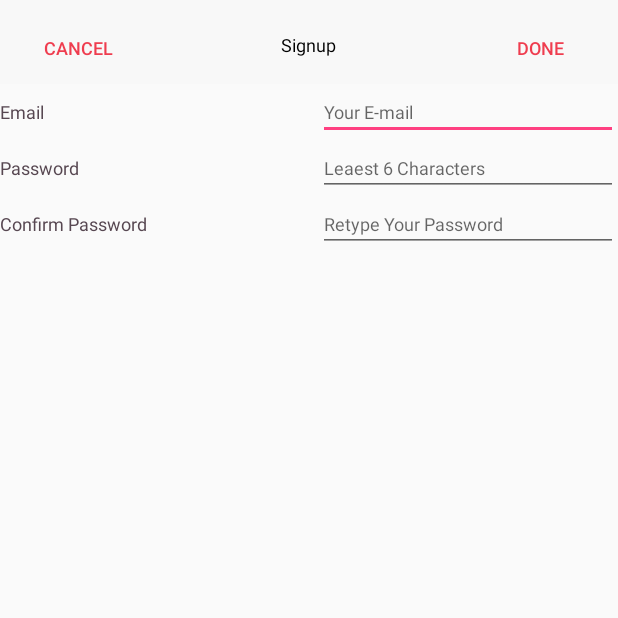
After one commit to KeithChien/GameLogin, an Android app: the SinginActivity screen opened directly, with no data from a screen before it, on a phone screen of 412 x 824 dp, the top half of it. The commit adds this screen. Run offline under Robolectric (Android 15) with nearby library versions, the phone set to English and light mode, and no system bars; our stand-ins replace Firebase (no records; nobody signed in at launch, a user with empty details on screens opened directly).

Commit message:
Rejected commit: Default

```diff
--- a/app/src/main/AndroidManifest.xml
+++ b/app/src/main/AndroidManifest.xml
@@ -25,7 +25,9 @@
         <meta-data
             android:name="com.google.android.gms.version"
             android:value="@integer/google_play_services_version" />
-        <activity android:name=".MainActivity"></activity>
+        <activity android:name=".MainActivity" />
+        <activity android:name=".EmailLoginActivity"/>
+        <activity android:name=".SinginActivity"/>
 
     </application>
 
--- a/app/src/main/java/com/example/user/gamelogin/MainActivity.java
+++ b/app/src/main/java/com/example/user/gamelogin/MainActivity.java
@@ -37,9 +37,9 @@ public class MainActivity extends AppCompatActivity {
         //接收Bundle
         Intent intent = this.getIntent();
         Bundle bundle = intent.getExtras();
-        String tid = bundle.getString("Id");
+      //  String tid = bundle.getString("Id");
 
-        nameTextView.setText(tid);
+        //nameTextView.setText(tid);
 
         FirebaseUser user = FirebaseAuth.getInstance().getCurrentUser();
         if (user != null) {
--- /dev/null
+++ b/app/src/main/java/com/example/user/gamelogin/SinginActivity.java
@@ -0,0 +1,83 @@
+package com.example.user.gamelogin;
+
+import android.os.Bundle;
+import android.support.annotation.NonNull;
+import android.support.annotation.Nullable;
+import android.support.v7.app.AppCompatActivity;
+import android.support.v7.widget.Toolbar;
+import android.text.TextUtils;
+import android.util.Log;
+import android.view.View;
+import android.widget.Button;
+import android.widget.EditText;
+import android.widget.Toast;
+
+import com.google.android.gms.tasks.OnCompleteListener;
+import com.google.android.gms.tasks.Task;
+import com.google.firebase.auth.AuthResult;
+import com.google.firebase.auth.FirebaseAuth;
+
+
+
+public class SinginActivity extends AppCompatActivity {
+
+    private EditText emailText;
+    private EditText passWordText;
+    private EditText passWordText2;
+    private FirebaseAuth mfirebaseAuth;
+    private Button buttonDone;
+    private Button buttonCancel;
+
+    @Override
+    protected void onCreate(@Nullable Bundle savedInstanceState) {
+        super.onCreate(savedInstanceState);
+        setContentView(R.layout.activity_signin);
+        mfirebaseAuth = FirebaseAuth.getInstance();
+        Toolbar toolbar ;
+        toolbar = (Toolbar)findViewById(R.id.toolbar);
+        setSupportActionBar(toolbar);
+        getSupportActionBar().setDisplayShowTitleEnabled(false);
+
+        Button buttonDone = (Button)findViewById(R.id.button5);
+        Button buttonCancel = (Button)findViewById(R.id.button4);
+        emailText =(EditText)findViewById(R.id.editText);
+        passWordText = (EditText)findViewById(R.id.editText2);
+        passWordText2 = (EditText)findViewById(R.id.editText3);
+
+        buttonCancel.setOnClickListener(new View.OnClickListener() {
+            @Override
+            public void onClick(View v) {
+                finish();
+            }
+        });
+        buttonDone.setOnClickListener(new View.OnClickListener() {
+            @Override
+            public void onClick(View v) {
+                creatUser();
+            }
+        });
+
+
+    }
+    private void creatUser() {
+        String email = emailText.getText().toString();
+        String password = passWordText.getText().toString();
+        String password2 = passWordText2.getText().toString();
+
+        if (TextUtils.isEmpty(email) || TextUtils.isEmpty(password)||TextUtils.isEmpty(password2)) {
+            Toast.makeText(this, "帳密不能為空", Toast.LENGTH_LONG).show();
+        } else {
+            mfirebaseAuth.createUserWithEmailAndPassword(email, password).addOnCompleteListener(new OnCompleteListener<AuthResult>() {
+                @Override
+                public void onComplete(@NonNull Task<AuthResult> task) {
+                    Log.d("TAG", "signInWithEmail:onComplete:" + task.isSuccessful());
+                    if (!task.isSuccessful()) {
+                        Log.w("TAG", "signInWithEmail:failed", task.getException());
+                    }
+                }
+            });
+        }
+
+    }
+
+}
--- /dev/null
+++ b/app/src/main/res/layout/activity_signin.xml
@@ -0,0 +1,154 @@
+<?xml version="1.0" encoding="utf-8"?>
+<RelativeLayout xmlns:android="http://schemas.android.com/apk/res/android"
+    xmlns:tools="http://schemas.android.com/tools"
+    android:layout_width="match_parent"
+    android:layout_height="match_parent">
+
+    <android.support.v7.widget.Toolbar
+        android:layout_width="match_parent"
+        android:layout_height="wrap_content"
+        android:background="#e6f9f9f9"
+        android:theme="?attr/actionBarTheme"
+        android:minHeight="?attr/actionBarSize"
+        android:id="@+id/toolbar"
+        android:layout_alignParentTop="true"
+        android:layout_alignParentStart="true">
+
+
+
+    </android.support.v7.widget.Toolbar>
+
+    <Button
+        android:text="@string/cancel"
+        android:layout_width="wrap_content"
+        android:layout_height="wrap_content"
+        android:id="@+id/button4"
+        android:layout_above="@+id/editText"
+        android:background="#00000000"
+        android:layout_alignParentStart="true"
+        android:width="53dp"
+        android:height="20dp"
+        android:layout_marginLeft="8dp"
+        android:textColor="#ef3d4f"
+        android:textSize="12sp"
+        tools:ignore="RtlHardcoded" />
+
+    <TextView
+        android:text="@string/signup"
+        android:layout_width="wrap_content"
+        android:layout_height="wrap_content"
+        android:layout_alignTop="@+id/button4"
+        android:layout_centerHorizontal="true"
+        android:layout_marginTop="12dp"
+        android:id="@+id/textView"
+        android:width="50dp"
+        android:height="20dp"
+        android:gravity="center"
+        android:textColor="@android:color/black"
+        android:textSize="12sp"
+        tools:ignore="SpUsage" />
+
+    <Button
+        android:text="@string/done"
+        android:layout_width="wrap_content"
+        android:layout_height="wrap_content"
+        android:layout_above="@+id/editText"
+        android:background="#00000000"
+        android:layout_alignParentEnd="true"
+        android:id="@+id/button5"
+        android:width="53dp"
+        android:height="20dp"
+        android:layout_marginRight="8dp"
+        android:textColor="#ef3d4f"
+        android:textSize="12sp"
+        tools:ignore="RtlHardcoded" />
+
+    <EditText
+        android:layout_width="200dp"
+        android:layout_height="wrap_content"
+        android:inputType="textEmailAddress"
+        android:ems="10"
+        android:id="@+id/editText"
+        android:hint="@string/your_e_mail"
+        android:textCursorDrawable="@null"
+        android:layout_below="@+id/toolbar"
+        android:layout_alignParentEnd="true"
+        android:textSize="12sp"
+        android:fontFamily="sans-serif"
+        android:textColor="#574751"
+        android:textStyle="normal"/>
+
+    <EditText
+        android:layout_width="200dp"
+        android:layout_height="wrap_content"
+        android:inputType="textPassword"
+        android:ems="10"
+        android:id="@+id/editText2"
+        android:hint="@string/leaest_6_characters"
+        android:textCursorDrawable="@null"
+        android:layout_below="@+id/editText"
+        android:layout_alignParentEnd="true"
+        android:textSize="12sp"
+        android:fontFamily="sans-serif"
+        android:textColor="#574751"
+        android:textStyle="normal"/>
+
+    <EditText
+        android:layout_width="200dp"
+        android:layout_height="wrap_content"
+        android:inputType="textPassword"
+        android:ems="10"
+        android:id="@+id/editText3"
+        tools:ignore="LabelFor"
+        android:hint="@string/retype_your_password"
+        android:textCursorDrawable="@null"
+        android:layout_below="@+id/editText2"
+        android:layout_alignParentEnd="true"
+        android:textSize="12sp"
+        android:fontFamily="sans-serif"
+        android:textColor="#574751"
+        android:textStyle="normal"/>
+
+    <TextView
+        android:text="@string/email"
+        android:layout_width="150dp"
+        android:paddingTop="10dp"
+        android:layout_height="wrap_content"
+        android:id="@+id/textView3"
+        android:layout_below="@+id/toolbar"
+        android:layout_alignParentStart="true"
+        android:textSize="12sp"
+        android:layout_above="@+id/editText2"
+        android:fontFamily="sans-serif"
+        android:textColor="#574751"
+        android:textStyle="normal"/>
+
+    <TextView
+        android:text="@string/password"
+        android:layout_width="150dp"
+        android:layout_height="wrap_content"
+        android:paddingTop="10dp"
+        android:layout_below="@+id/textView3"
+        android:layout_alignParentStart="true"
+        android:id="@+id/textView4"
+        android:textSize="12sp"
+        android:layout_above="@+id/textView5"
+        android:fontFamily="sans-serif"
+        android:textColor="#574751"
+        android:textStyle="normal"/>
+
+    <TextView
+        android:text="@string/confirm_password"
+        android:layout_width="150dp"
+        android:layout_height="wrap_content"
+        android:paddingTop="10dp"
+        android:layout_below="@+id/editText2"
+        android:layout_alignParentStart="true"
+        android:id="@+id/textView5"
+        android:textSize="12sp"
+        android:layout_alignBottom="@+id/editText3"
+        android:fontFamily="sans-serif"
+        android:textColor="#574751"
+        android:textStyle="normal"/>
+
+</RelativeLayout>
--- a/app/src/main/res/values/strings.xml
+++ b/app/src/main/res/values/strings.xml
@@ -2,4 +2,15 @@
     <string name="app_name">GameLogin</string>
     <string name="facebook_app_id">220013128438741</string>
     <string name="logout">Logout</string>
+    <string name="your_password">Your Password</string>
+    <string name="your_e_mail">Your E-mail</string>
+    <string name="retype_your_password">Retype Your Password</string>
+    <string name="cancel">Cancel</string>
+    <string name="done">Done</string>
+    <string name="leaest_6_characters">Leaest 6 Characters</string>
+    <string name="signup">Signup</string>
+    <string name="login">Login</string>
+    <string name="email">Email</string>
+    <string name="password">Password</string>
+    <string name="confirm_password">Confirm Password</string>
 </resources>
--- a/app/src/main/res/values/styles.xml
+++ b/app/src/main/res/values/styles.xml
@@ -1,7 +1,7 @@
 <resources>
 
     <!-- Base application theme. -->
-    <style name="AppTheme" parent="Theme.AppCompat.Light.DarkActionBar">
+    <style name="AppTheme" parent="Theme.AppCompat.Light.NoActionBar">
         <!-- Customize your theme here. -->
         <item name="colorPrimary">@color/colorPrimary</item>
         <item name="colorPrimaryDark">@color/colorPrimaryDark</item>
```
Also changed, not shown: app/src/main/java/com/example/user/gamelogin/LoginActivity.java (+29 -63 lines), app/src/main/res/layout/activity_emaillogin.xml (added, +123 -0 lines), app/src/main/res/layout/activity_login.xml (+40 -45 lines).
